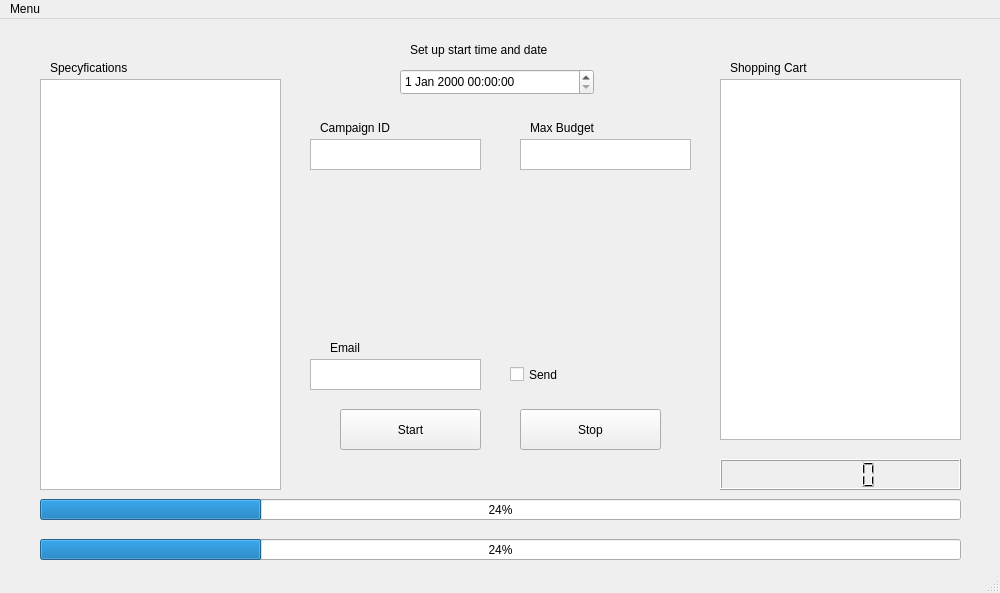
Qt form gui/Main_Window.ui (sqoshi/zalando-shopping-bot) before a commit.
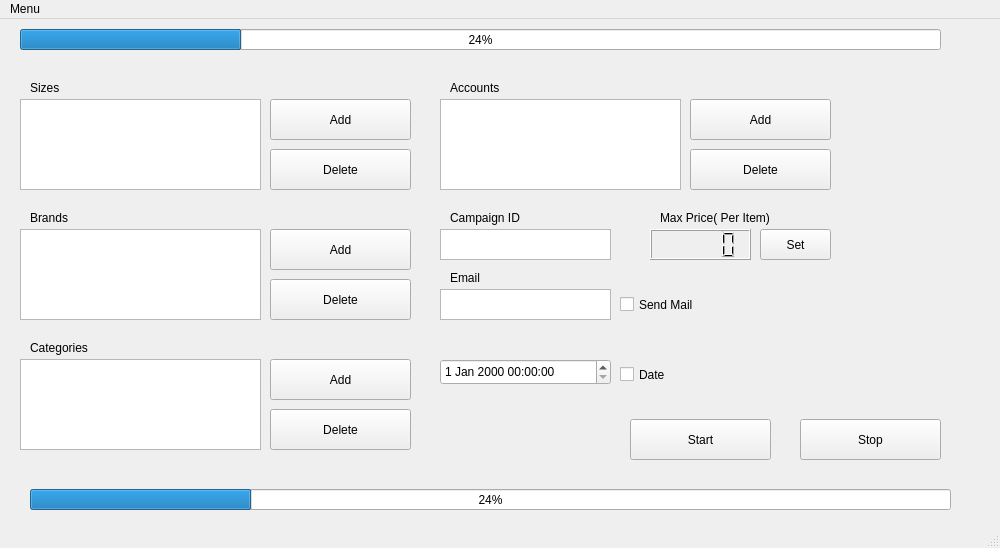
The same form after that commit.

Commit message: logging panel, switching from loggin panel to main_frame, gui changed totally

Diff of the .ui file:
```diff
--- a/gui/Main_Window.ui
+++ b/gui/Main_Window.ui
@@ -7,28 +7,18 @@
     <x>0</x>
     <y>0</y>
     <width>1000</width>
-    <height>593</height>
+    <height>548</height>
    </rect>
   </property>
   <property name="windowTitle">
    <string>MainWindow</string>
   </property>
   <widget class="QWidget" name="centralwidget">
-   <widget class="QListWidget" name="shopping_cart_list">
-    <property name="geometry">
-     <rect>
-      <x>720</x>
-      <y>60</y>
-      <width>241</width>
-      <height>361</height>
-     </rect>
-    </property>
-   </widget>
    <widget class="QPushButton" name="pushButton">
     <property name="geometry">
      <rect>
-      <x>340</x>
-      <y>390</y>
+      <x>630</x>
+      <y>400</y>
       <width>141</width>
       <height>41</height>
      </rect>
@@ -40,8 +30,8 @@
    <widget class="QPushButton" name="pushButton_2">
     <property name="geometry">
      <rect>
-      <x>520</x>
-      <y>390</y>
+      <x>800</x>
+      <y>400</y>
       <width>141</width>
       <height>41</height>
      </rect>
@@ -53,9 +43,9 @@
    <widget class="QDateTimeEdit" name="dateTimeEdit">
     <property name="geometry">
      <rect>
-      <x>400</x>
-      <y>50</y>
-      <width>194</width>
+      <x>440</x>
+      <y>340</y>
+      <width>171</width>
       <height>26</height>
      </rect>
     </property>
@@ -63,9 +53,9 @@
    <widget class="QLCDNumber" name="lcdNumber">
     <property name="geometry">
      <rect>
-      <x>720</x>
-      <y>440</y>
-      <width>241</width>
+      <x>650</x>
+      <y>210</y>
+      <width>101</width>
       <height>31</height>
      </rect>
     </property>
@@ -73,8 +63,8 @@
    <widget class="QProgressBar" name="progressBar">
     <property name="geometry">
      <rect>
-      <x>40</x>
-      <y>520</y>
+      <x>30</x>
+      <y>470</y>
       <width>921</width>
       <height>21</height>
      </rect>
@@ -86,8 +76,8 @@
    <widget class="QProgressBar" name="progressBar_2">
     <property name="geometry">
      <rect>
-      <x>40</x>
-      <y>480</y>
+      <x>20</x>
+      <y>10</y>
       <width>921</width>
       <height>21</height>
      </rect>
@@ -99,67 +89,28 @@
    <widget class="QListWidget" name="specyfication_list">
     <property name="geometry">
      <rect>
-      <x>40</x>
-      <y>60</y>
+      <x>20</x>
+      <y>80</y>
       <width>241</width>
-      <height>411</height>
+      <height>91</height>
      </rect>
     </property>
    </widget>
    <widget class="QTextEdit" name="textEdit">
     <property name="geometry">
      <rect>
-      <x>310</x>
-      <y>120</y>
+      <x>440</x>
+      <y>210</y>
       <width>171</width>
       <height>31</height>
      </rect>
     </property>
    </widget>
-   <widget class="QLabel" name="label">
-    <property name="geometry">
-     <rect>
-      <x>410</x>
-      <y>20</y>
-      <width>181</width>
-      <height>21</height>
-     </rect>
-    </property>
-    <property name="text">
-     <string>Set up start time and date</string>
-    </property>
-   </widget>
-   <widget class="QLabel" name="label_2">
-    <property name="geometry">
-     <rect>
-      <x>50</x>
-      <y>40</y>
-      <width>121</width>
-      <height>17</height>
-     </rect>
-    </property>
-    <property name="text">
-     <string>Specyfications</string>
-    </property>
-   </widget>
-   <widget class="QLabel" name="label_3">
-    <property name="geometry">
-     <rect>
-      <x>730</x>
-      <y>40</y>
-      <width>111</width>
-      <height>17</height>
-     </rect>
-    </property>
-    <property name="text">
-     <string>Shopping Cart</string>
-    </property>
-   </widget>
    <widget class="QLabel" name="label_4">
     <property name="geometry">
      <rect>
-      <x>320</x>
-      <y>100</y>
+      <x>450</x>
+      <y>190</y>
       <width>101</width>
       <height>17</height>
      </rect>
@@ -171,44 +122,34 @@
    <widget class="QLabel" name="label_5">
     <property name="geometry">
      <rect>
-      <x>530</x>
-      <y>100</y>
-      <width>121</width>
+      <x>660</x>
+      <y>190</y>
+      <width>141</width>
       <height>17</height>
      </rect>
     </property>
     <property name="text">
-     <string>Max Budget</string>
-    </property>
-   </widget>
-   <widget class="QTextEdit" name="textEdit_2">
-    <property name="geometry">
-     <rect>
-      <x>520</x>
-      <y>120</y>
-      <width>171</width>
-      <height>31</height>
-     </rect>
+     <string>Max Price( Per Item)</string>
     </property>
    </widget>
    <widget class="QCheckBox" name="checkBox">
     <property name="geometry">
      <rect>
-      <x>510</x>
-      <y>340</y>
-      <width>61</width>
+      <x>620</x>
+      <y>270</y>
+      <width>91</width>
       <height>31</height>
      </rect>
     </property>
     <property name="text">
-     <string>Send</string>
+     <string>Send Mail</string>
     </property>
    </widget>
    <widget class="QTextEdit" name="textEdit_3">
     <property name="geometry">
      <rect>
-      <x>310</x>
-      <y>340</y>
+      <x>440</x>
+      <y>270</y>
       <width>171</width>
       <height>31</height>
      </rect>
@@ -217,8 +158,8 @@
    <widget class="QLabel" name="label_6">
     <property name="geometry">
      <rect>
-      <x>330</x>
-      <y>320</y>
+      <x>450</x>
+      <y>250</y>
       <width>101</width>
       <height>17</height>
      </rect>
@@ -227,6 +168,218 @@
      <string>Email</string>
     </property>
    </widget>
+   <widget class="QLabel" name="label_7">
+    <property name="geometry">
+     <rect>
+      <x>30</x>
+      <y>60</y>
+      <width>121</width>
+      <height>17</height>
+     </rect>
+    </property>
+    <property name="text">
+     <string>Sizes</string>
+    </property>
+   </widget>
+   <widget class="QLabel" name="label_8">
+    <property name="geometry">
+     <rect>
+      <x>30</x>
+      <y>190</y>
+      <width>121</width>
+      <height>17</height>
+     </rect>
+    </property>
+    <property name="text">
+     <string>Brands</string>
+    </property>
+   </widget>
+   <widget class="QListWidget" name="specyfication_list_3">
+    <property name="geometry">
+     <rect>
+      <x>20</x>
+      <y>210</y>
+      <width>241</width>
+      <height>91</height>
+     </rect>
+    </property>
+   </widget>
+   <widget class="QPushButton" name="pushButton_3">
+    <property name="geometry">
+     <rect>
+      <x>270</x>
+      <y>80</y>
+      <width>141</width>
+      <height>41</height>
+     </rect>
+    </property>
+    <property name="text">
+     <string>Add</string>
+    </property>
+   </widget>
+   <widget class="QPushButton" name="pushButton_4">
+    <property name="geometry">
+     <rect>
+      <x>270</x>
+      <y>130</y>
+      <width>141</width>
+      <height>41</height>
+     </rect>
+    </property>
+    <property name="text">
+     <string>Delete</string>
+    </property>
+   </widget>
+   <widget class="QPushButton" name="pushButton_5">
+    <property name="geometry">
+     <rect>
+      <x>270</x>
+      <y>210</y>
+      <width>141</width>
+      <height>41</height>
+     </rect>
+    </property>
+    <property name="text">
+     <string>Add</string>
+    </property>
+   </widget>
+   <widget class="QPushButton" name="pushButton_6">
+    <property name="geometry">
+     <rect>
+      <x>270</x>
+      <y>260</y>
+      <width>141</width>
+      <height>41</height>
+     </rect>
+    </property>
+    <property name="text">
+     <string>Delete</string>
+    </property>
+   </widget>
+   <widget class="QListWidget" name="specyfication_list_4">
+    <property name="geometry">
+     <rect>
+      <x>20</x>
+      <y>340</y>
+      <width>241</width>
+      <height>91</height>
+     </rect>
+    </property>
+   </widget>
+   <widget class="QLabel" name="label_9">
+    <property name="geometry">
+     <rect>
+      <x>30</x>
+      <y>320</y>
+      <width>121</width>
+      <height>17</height>
+     </rect>
+    </property>
+    <property name="text">
+     <string>Categories</string>
+    </property>
+   </widget>
+   <widget class="QPushButton" name="pushButton_7">
+    <property name="geometry">
+     <rect>
+      <x>270</x>
+      <y>340</y>
+      <width>141</width>
+      <height>41</height>
+     </rect>
+    </property>
+    <property name="text">
+     <string>Add</string>
+    </property>
+   </widget>
+   <widget class="QPushButton" name="pushButton_8">
+    <property name="geometry">
+     <rect>
+      <x>270</x>
+      <y>390</y>
+      <width>141</width>
+      <height>41</height>
+     </rect>
+    </property>
+    <property name="text">
+     <string>Delete</string>
+    </property>
+   </widget>
+   <widget class="QPushButton" name="pushButton_9">
+    <property name="geometry">
+     <rect>
+      <x>760</x>
+      <y>210</y>
+      <width>71</width>
+      <height>31</height>
+     </rect>
+    </property>
+    <property name="text">
+     <string>Set</string>
+    </property>
+   </widget>
+   <widget class="QListWidget" name="specyfication_list_2">
+    <property name="geometry">
+     <rect>
+      <x>440</x>
+      <y>80</y>
+      <width>241</width>
+      <height>91</height>
+     </rect>
+    </property>
+   </widget>
+   <widget class="QLabel" name="label_10">
+    <property name="geometry">
+     <rect>
+      <x>450</x>
+      <y>60</y>
+      <width>121</width>
+      <height>17</height>
+     </rect>
+    </property>
+    <property name="text">
+     <string>Accounts</string>
+    </property>
+   </widget>
+   <widget class="QPushButton" name="pushButton_10">
+    <property name="geometry">
+     <rect>
+      <x>690</x>
+      <y>80</y>
+      <width>141</width>
+      <height>41</height>
+     </rect>
+    </property>
+    <property name="text">
+     <string>Add</string>
+    </property>
+   </widget>
+   <widget class="QPushButton" name="pushButton_11">
+    <property name="geometry">
+     <rect>
+      <x>690</x>
+      <y>130</y>
+      <width>141</width>
+      <height>41</height>
+     </rect>
+    </property>
+    <property name="text">
+     <string>Delete</string>
+    </property>
+   </widget>
+   <widget class="QCheckBox" name="checkBox_2">
+    <property name="geometry">
+     <rect>
+      <x>620</x>
+      <y>340</y>
+      <width>91</width>
+      <height>31</height>
+     </rect>
+    </property>
+    <property name="text">
+     <string>Date</string>
+    </property>
+   </widget>
   </widget>
   <widget class="QStatusBar" name="statusbar"/>
   <widget class="QMenuBar" name="menubar">
```
The commit also changes 7 other files.
